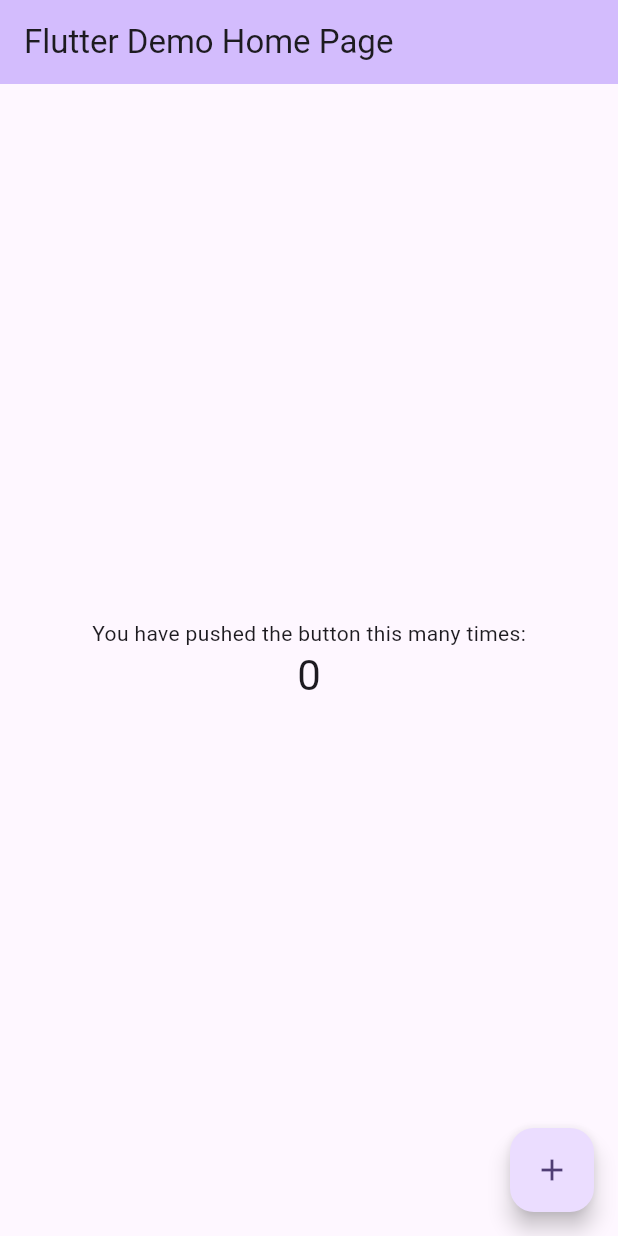
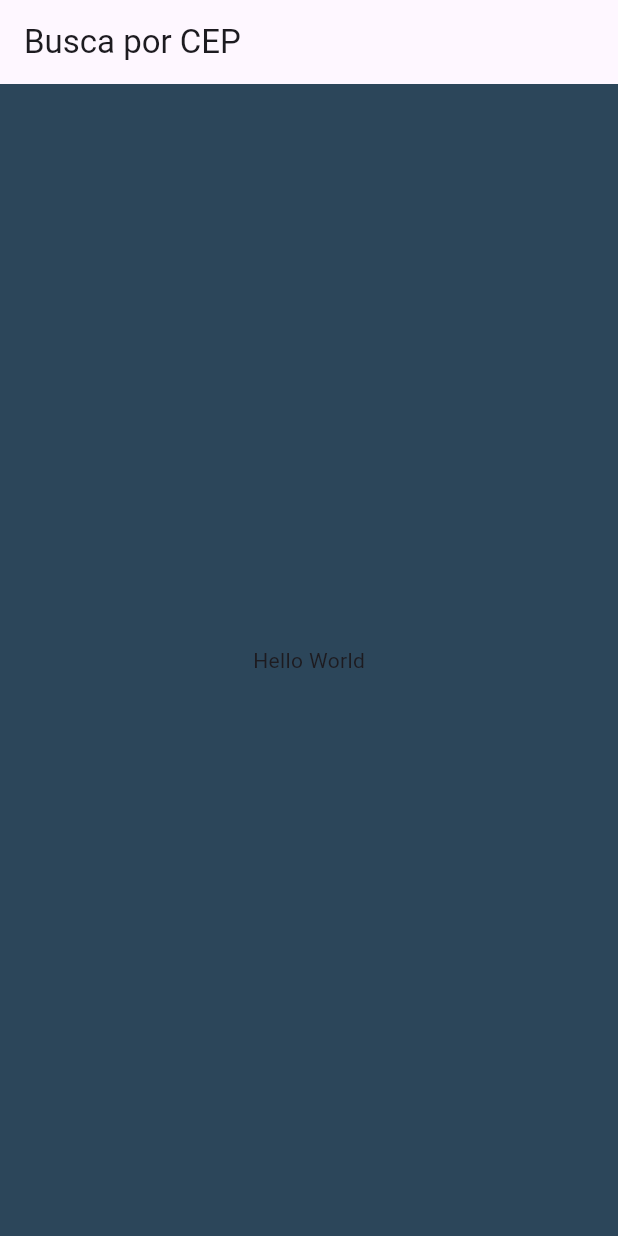
Before and after one commit to MateusOliveira991/AppFlutter---do-Zero-a-publica--o-Busca-Cep, a Flutter app: the screen it shows after launch, on a phone screen of 412 x 824 dp. Run offline on Flutter 3.47's test engine with Material 3 defaults, Android fonts, the light colour scheme and no system bars.

Commit message:
Feat: Estrutura do app

```diff
--- a/lib/main.dart
+++ b/lib/main.dart
@@ -1,125 +1,6 @@
 import 'package:flutter/material.dart';
+import 'package:your_app_buscaenderecoporcep/src/app_widgets.dart';
 
 void main() {
   runApp(const MyApp());
 }
-
-class MyApp extends StatelessWidget {
-  const MyApp({super.key});
-
-  // This widget is the root of your application.
-  @override
-  Widget build(BuildContext context) {
-    return MaterialApp(
-      title: 'Flutter Demo',
-      theme: ThemeData(
-        // This is the theme of your application.
-        //
-        // TRY THIS: Try running your application with "flutter run". You'll see
-        // the application has a purple toolbar. Then, without quitting the app,
-        // try changing the seedColor in the colorScheme below to Colors.green
-        // and then invoke "hot reload" (save your changes or press the "hot
-        // reload" button in a Flutter-supported IDE, or press "r" if you used
-        // the command line to start the app).
-        //
-        // Notice that the counter didn't reset back to zero; the application
-        // state is not lost during the reload. To reset the state, use hot
-        // restart instead.
-        //
-        // This works for code too, not just values: Most code changes can be
-        // tested with just a hot reload.
-        colorScheme: ColorScheme.fromSeed(seedColor: Colors.deepPurple),
-        useMaterial3: true,
-      ),
-      home: const MyHomePage(title: 'Flutter Demo Home Page'),
-    );
-  }
-}
-
-class MyHomePage extends StatefulWidget {
-  const MyHomePage({super.key, required this.title});
-
-  // This widget is the home page of your application. It is stateful, meaning
-  // that it has a State object (defined below) that contains fields that affect
-  // how it looks.
-
-  // This class is the configuration for the state. It holds the values (in this
-  // case the title) provided by the parent (in this case the App widget) and
-  // used by the build method of the State. Fields in a Widget subclass are
-  // always marked "final".
-
-  final String title;
-
-  @override
-  State<MyHomePage> createState() => _MyHomePageState();
-}
-
-class _MyHomePageState extends State<MyHomePage> {
-  int _counter = 0;
-
-  void _incrementCounter() {
-    setState(() {
-      // This call to setState tells the Flutter framework that something has
-      // changed in this State, which causes it to rerun the build method below
-      // so that the display can reflect the updated values. If we changed
-      // _counter without calling setState(), then the build method would not be
-      // called again, and so nothing would appear to happen.
-      _counter++;
-    });
-  }
-
-  @override
-  Widget build(BuildContext context) {
-    // This method is rerun every time setState is called, for instance as done
-    // by the _incrementCounter method above.
-    //
-    // The Flutter framework has been optimized to make rerunning build methods
-    // fast, so that you can just rebuild anything that needs updating rather
-    // than having to individually change instances of widgets.
-    return Scaffold(
-      appBar: AppBar(
-        // TRY THIS: Try changing the color here to a specific color (to
-        // Colors.amber, perhaps?) and trigger a hot reload to see the AppBar
-        // change color while the other colors stay the same.
-        backgroundColor: Theme.of(context).colorScheme.inversePrimary,
-        // Here we take the value from the MyHomePage object that was created by
-        // the App.build method, and use it to set our appbar title.
-        title: Text(widget.title),
-      ),
-      body: Center(
-        // Center is a layout widget. It takes a single child and positions it
-        // in the middle of the parent.
-        child: Column(
-          // Column is also a layout widget. It takes a list of children and
-          // arranges them vertically. By default, it sizes itself to fit its
-          // children horizontally, and tries to be as tall as its parent.
-          //
-          // Column has various properties to control how it sizes itself and
-          // how it positions its children. Here we use mainAxisAlignment to
-          // center the children vertically; the main axis here is the vertical
-          // axis because Columns are vertical (the cross axis would be
-          // horizontal).
-          //
-          // TRY THIS: Invoke "debug painting" (choose the "Toggle Debug Paint"
-          // action in the IDE, or press "p" in the console), to see the
-          // wireframe for each widget.
-          mainAxisAlignment: MainAxisAlignment.center,
-          children: <Widget>[
-            const Text(
-              'You have pushed the button this many times:',
-            ),
-            Text(
-              '$_counter',
-              style: Theme.of(context).textTheme.headlineMedium,
-            ),
-          ],
-        ),
-      ),
-      floatingActionButton: FloatingActionButton(
-        onPressed: _incrementCounter,
-        tooltip: 'Increment',
-        child: const Icon(Icons.add),
-      ), // This trailing comma makes auto-formatting nicer for build methods.
-    );
-  }
-}
--- /dev/null
+++ b/lib/src/app_widgets.dart
@@ -0,0 +1,25 @@
+import 'package:flutter/material.dart';
+import 'package:your_app_buscaenderecoporcep/src/pages/home_page.dart';
+import 'package:your_app_buscaenderecoporcep/src/widgets/colors.dart';
+
+
+  class MyApp extends StatelessWidget {
+  const MyApp({super.key});
+
+  @override
+  Widget build(BuildContext context) {
+    return MaterialApp(
+      title: 'Busca por CEP',
+      theme: ThemeData(
+        primaryColor: AppColors.primary,
+        scaffoldBackgroundColor: AppColors.background,
+      ),
+      initialRoute: '/home',
+      routes: {
+        '/': (context) => const HomePage(),
+        // '/home': (context) => const HomePage(),
+
+      },
+    );
+  }
+}
--- /dev/null
+++ b/lib/src/pages/home_page.dart
@@ -0,0 +1,17 @@
+import 'package:flutter/material.dart';
+
+class HomePage extends StatelessWidget {
+  const HomePage({super.key});
+
+  @override
+  Widget build(BuildContext context) {
+    return Scaffold(
+      appBar: AppBar(
+        title: const Text('Busca por CEP'),
+      ),
+      body: const Center(
+        child: Text('Hello World'),
+      ),
+    );
+  }
+}
--- /dev/null
+++ b/lib/src/widgets/colors.dart
@@ -0,0 +1,8 @@
+import 'package:flutter/material.dart';
+
+class AppColors {
+  static const Color primary = Color(0xFF84C1CD);
+
+  static const Color background = Color(0xFF2C465A);
+
+}
```
Also changed, not shown: lib/src/assets/onde.png (added), 1 other file.
